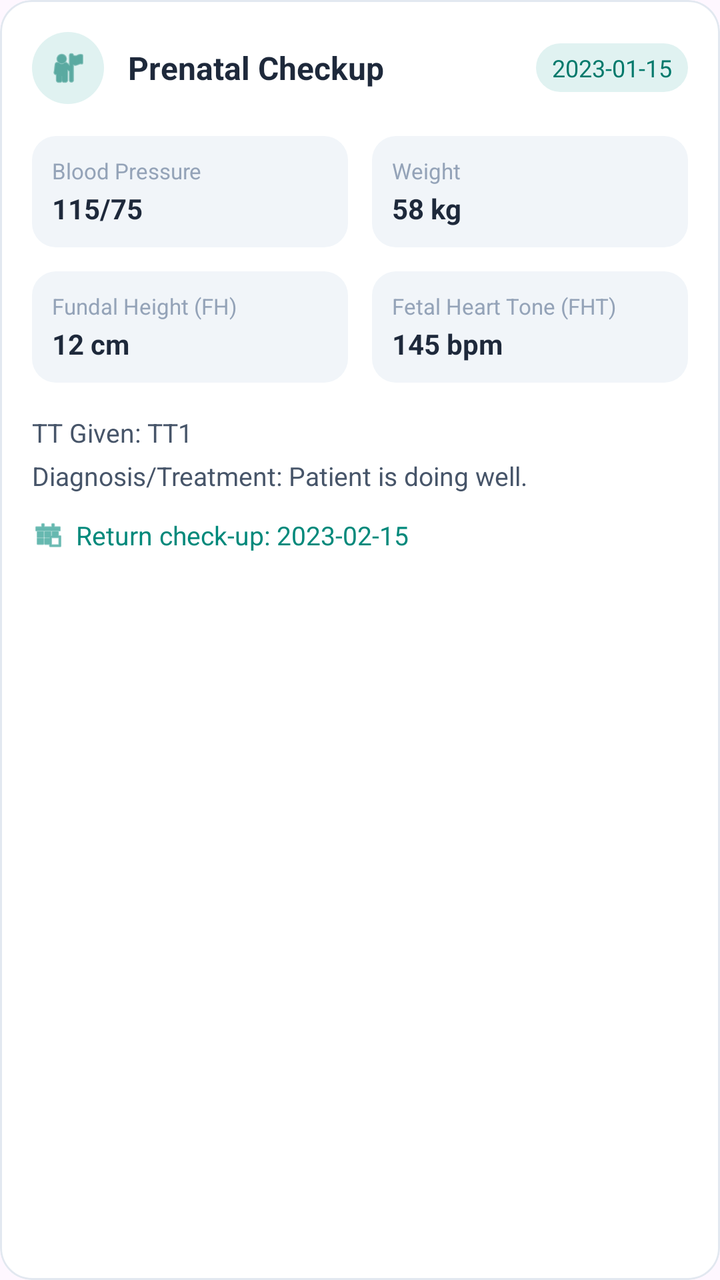
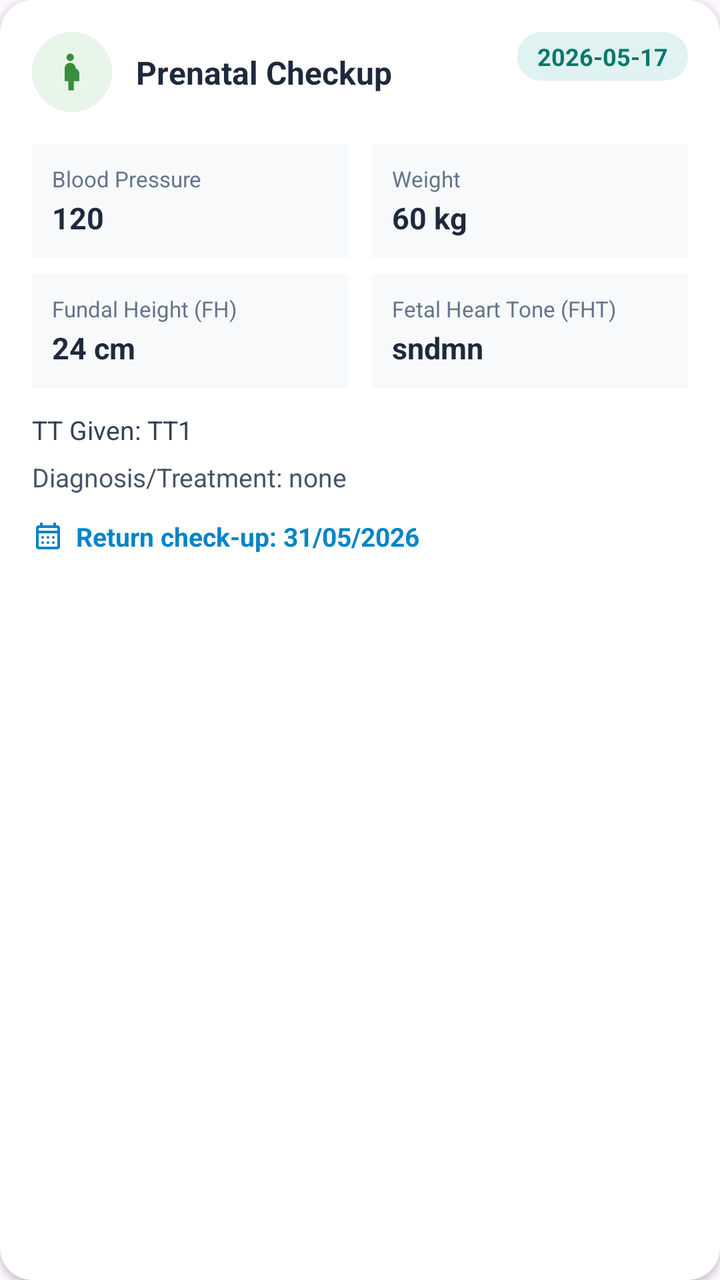

The first picture is an Android layout as it rendered before a commit; the second is the same layout after the commit. The layout source and the unified diff follow.
<!-- AndroidManifest.xml: application theme Theme.Mobicare -->
<!-- res/layout/item_prenatal_record.xml -->
<?xml version="1.0" encoding="utf-8"?>
<com.google.android.material.card.MaterialCardView xmlns:android="http://schemas.android.com/apk/res/android"
    xmlns:app="http://schemas.android.com/apk/res-auto"
    android:layout_width="match_parent"
    android:layout_height="wrap_content"
    android:layout_marginBottom="16dp"
    app:cardBackgroundColor="@android:color/white"
    app:cardCornerRadius="16dp"
    app:cardElevation="0dp"
    app:strokeColor="#E2E8F0"
    app:strokeWidth="1dp">

    <LinearLayout
        android:layout_width="match_parent"
        android:layout_height="wrap_content"
        android:orientation="vertical"
        android:padding="16dp">

        <LinearLayout
            android:layout_width="match_parent"
            android:layout_height="wrap_content"
            android:gravity="center_vertical"
            android:orientation="horizontal">

            <ImageView
                android:layout_width="36dp"
                android:layout_height="36dp"
                android:background="@drawable/circle_white"
                android:backgroundTint="#E0F2F1"
                android:padding="8dp"
                android:src="@android:drawable/ic_menu_myplaces"
                app:tint="#00796B" />

            <TextView
                android:layout_width="0dp"
                android:layout_height="wrap_content"
                android:layout_marginStart="12dp"
                android:layout_weight="1"
                android:text="Prenatal Checkup"
                android:textColor="#1E293B"
                android:textSize="16sp"
                android:textStyle="bold" />

            <TextView
                android:id="@+id/tvPreDate"
                android:layout_width="wrap_content"
                android:layout_height="wrap_content"
                android:background="@drawable/badge_green_light"
                android:backgroundTint="#E0F2F1"
                android:paddingHorizontal="8dp"
                android:paddingVertical="4dp"
                android:text="2023-01-15"
                android:textColor="#00796B"
                android:textSize="12sp" />
        </LinearLayout>

        <LinearLayout
            android:layout_width="match_parent"
            android:layout_height="wrap_content"
            android:layout_marginTop="16dp"
            android:orientation="horizontal">
            <LinearLayout android:layout_width="0dp" android:layout_height="wrap_content" android:layout_marginEnd="6dp" android:layout_weight="1" android:background="@drawable/bg_stat_box" android:orientation="vertical" android:padding="10dp">
                <TextView android:layout_width="wrap_content" android:layout_height="wrap_content" android:text="Blood Pressure" android:textColor="#94A3B8" android:textSize="11sp" />
                <TextView android:id="@+id/tvPreBP" android:layout_width="wrap_content" android:layout_height="wrap_content" android:layout_marginTop="2dp" android:text="115/75" android:textColor="#1E293B" android:textSize="14sp" android:textStyle="bold" />
            </LinearLayout>
            <LinearLayout android:layout_width="0dp" android:layout_height="wrap_content" android:layout_marginStart="6dp" android:layout_weight="1" android:background="@drawable/bg_stat_box" android:orientation="vertical" android:padding="10dp">
                <TextView android:layout_width="wrap_content" android:layout_height="wrap_content" android:text="Weight" android:textColor="#94A3B8" android:textSize="11sp" />
                <TextView android:id="@+id/tvPreWeight" android:layout_width="wrap_content" android:layout_height="wrap_content" android:layout_marginTop="2dp" android:text="58 kg" android:textColor="#1E293B" android:textSize="14sp" android:textStyle="bold" />
            </LinearLayout>
        </LinearLayout>

        <LinearLayout
            android:layout_width="match_parent"
            android:layout_height="wrap_content"
            android:layout_marginTop="12dp"
            android:orientation="horizontal">
            <LinearLayout android:layout_width="0dp" android:layout_height="wrap_content" android:layout_marginEnd="6dp" android:layout_weight="1" android:background="@drawable/bg_stat_box" android:orientation="vertical" android:padding="10dp">
                <TextView android:layout_width="wrap_content" android:layout_height="wrap_content" android:text="Fundal Height (FH)" android:textColor="#94A3B8" android:textSize="11sp" />
                <TextView android:id="@+id/tvPreFH" android:layout_width="wrap_content" android:layout_height="wrap_content" android:layout_marginTop="2dp" android:text="12 cm" android:textColor="#1E293B" android:textSize="14sp" android:textStyle="bold" />
            </LinearLayout>
            <LinearLayout android:layout_width="0dp" android:layout_height="wrap_content" android:layout_marginStart="6dp" android:layout_weight="1" android:background="@drawable/bg_stat_box" android:orientation="vertical" android:padding="10dp">
                <TextView android:layout_width="wrap_content" android:layout_height="wrap_content" android:text="Fetal Heart Tone (FHT)" android:textColor="#94A3B8" android:textSize="11sp" />
                <TextView android:id="@+id/tvPreFHT" android:layout_width="wrap_content" android:layout_height="wrap_content" android:layout_marginTop="2dp" android:text="145 bpm" android:textColor="#1E293B" android:textSize="14sp" android:textStyle="bold" />
            </LinearLayout>
        </LinearLayout>

        <TextView android:id="@+id/tvPreTT" android:layout_width="wrap_content" android:layout_height="wrap_content" android:layout_marginTop="16dp" android:text="TT Given: TT1" android:textColor="#475569" android:textSize="13sp" />
        <TextView android:id="@+id/tvPreDiagnosis" android:layout_width="match_parent" android:layout_height="wrap_content" android:layout_marginTop="4dp" android:text="Diagnosis/Treatment: Patient is doing well." android:textColor="#475569" android:textSize="13sp" />

        <LinearLayout
            android:layout_width="match_parent"
            android:layout_height="wrap_content"
            android:layout_marginTop="12dp"
            android:gravity="center_vertical"
            android:orientation="horizontal">
            <ImageView android:layout_width="16dp" android:layout_height="16dp" android:src="@android:drawable/ic_menu_today" app:tint="#00897B" />
            <TextView android:id="@+id/tvPreReturn" android:layout_width="wrap_content" android:layout_height="wrap_content" android:layout_marginStart="6dp" android:text="Return check-up: 2023-02-15" android:textColor="#00897B" android:textSize="13sp" />
        </LinearLayout>
    </LinearLayout>
</com.google.android.material.card.MaterialCardView>
<!-- resources referenced by this layout -->
<resources>
  <!-- drawable badge_green_light (drawable) -->
  <?xml version="1.0" encoding="utf-8"?>
  <shape xmlns:android="http://schemas.android.com/apk/res/android">
      <solid android:color="#E8F5E9" />
      <corners android:radius="16dp" />
  </shape>
  <!-- drawable bg_stat_box (drawable) -->
  <?xml version="1.0" encoding="utf-8"?>
  <shape xmlns:android="http://schemas.android.com/apk/res/android"
      android:shape="rectangle">
  
      <solid android:color="#F1F5F9" />
  
      <corners android:radius="12dp" />
  
  </shape>
  <!-- drawable circle_white (drawable) -->
  <?xml version="1.0" encoding="utf-8"?>
  <shape xmlns:android="http://schemas.android.com/apk/res/android"
      android:shape="oval">
      <solid android:color="@color/pure_white" />
  </shape>
  <style name="Theme.Mobicare" parent="Base.Theme.Mobicare" />
  <color name="pure_white">#FFFFFF</color>
  <style name="Base.Theme.Mobicare" parent="Theme.Material3.DayNight.NoActionBar">
          <item name="android:fontFamily">sans-serif</item>
          <item name="fontFamily">sans-serif</item>
          <item name="colorPrimary">@color/healing_green</item>
          <item name="colorOnPrimary">@color/pure_white</item>
          <item name="colorPrimaryContainer">@color/healing_green</item>
          <item name="colorOnPrimaryContainer">@color/pure_white</item>
          <item name="android:statusBarColor">#155A91</item>
      </style>
  <color name="healing_green">#388E3C</color>
</resources>

<!-- the commit's change to res/layout/item_prenatal_record.xml (unified diff, before → after) -->
@@ -6,95 +6,173 @@
     android:layout_marginBottom="16dp"
     app:cardBackgroundColor="@android:color/white"
     app:cardCornerRadius="16dp"
-    app:cardElevation="0dp"
-    app:strokeColor="#E2E8F0"
-    app:strokeWidth="1dp">
+    app:cardElevation="2dp"
+    app:strokeWidth="0dp">
 
-    <LinearLayout
+    <androidx.constraintlayout.widget.ConstraintLayout
         android:layout_width="match_parent"
         android:layout_height="wrap_content"
-        android:orientation="vertical"
         android:padding="16dp">
 
-        <LinearLayout
-            android:layout_width="match_parent"
+        <View
+            android:id="@+id/iconBg"
+            android:layout_width="40dp"
+            android:layout_height="40dp"
+            android:background="@drawable/circle_green"
+            android:backgroundTint="#E8F5E9"
+            app:layout_constraintStart_toStartOf="parent"
+            app:layout_constraintTop_toTopOf="parent" />
+
+        <ImageView
+            android:layout_width="22dp"
+            android:layout_height="22dp"
+            android:src="@drawable/ic_pren"
+            app:layout_constraintBottom_toBottomOf="@id/iconBg"
+            app:layout_constraintEnd_toEndOf="@id/iconBg"
+            app:layout_constraintStart_toStartOf="@id/iconBg"
+            app:layout_constraintTop_toTopOf="@id/iconBg"
+            app:tint="#388E3C" />
+
+        <TextView
+            android:id="@+id/lblCheckupTitle"
+            android:layout_width="wrap_content"
             android:layout_height="wrap_content"
-            android:gravity="center_vertical"
-            android:orientation="horizontal">
+            android:layout_marginStart="12dp"
+            android:text="Prenatal Checkup"
+            android:textColor="#1E293B"
+            android:textSize="16sp"
+            android:textStyle="bold"
+            app:layout_constraintBottom_toBottomOf="@id/iconBg"
+            app:layout_constraintStart_toEndOf="@id/iconBg"
+            app:layout_constraintTop_toTopOf="@id/iconBg" />
 
-            <ImageView
-                android:layout_width="36dp"
-                android:layout_height="36dp"
-                android:background="@drawable/circle_white"
-                android:backgroundTint="#E0F2F1"
-                android:padding="8dp"
-                android:src="@android:drawable/ic_menu_myplaces"
-                app:tint="#00796B" />
-
-            <TextView
-                android:layout_width="0dp"
-                android:layout_height="wrap_content"
-                android:layout_marginStart="12dp"
-                android:layout_weight="1"
-                android:text="Prenatal Checkup"
-                android:textColor="#1E293B"
-                android:textSize="16sp"
-                android:textStyle="bold" />
-
-            <TextView
-                android:id="@+id/tvPreDate"
-                android:layout_width="wrap_content"
-                android:layout_height="wrap_content"
-                android:background="@drawable/badge_green_light"
-                android:backgroundTint="#E0F2F1"
-                android:paddingHorizontal="8dp"
-                android:paddingVertical="4dp"
-                android:text="2023-01-15"
-                android:textColor="#00796B"
-                android:textSize="12sp" />
-        </LinearLayout>
+        <TextView
+            android:id="@+id/tvPrenatalDate"
+            android:layout_width="wrap_content"
+            android:layout_height="wrap_content"
+            android:background="@drawable/bg_stat_box"
+            android:backgroundTint="#E0F2F1"
+            android:paddingHorizontal="10dp"
+            android:paddingVertical="4dp"
+            android:text="2026-05-17"
+            android:textColor="#00796B"
+            android:textSize="12sp"
+            android:textStyle="bold"
+            app:layout_constraintEnd_toEndOf="parent"
+            app:layout_constraintTop_toTopOf="parent" />
 
         <LinearLayout
+            android:id="@+id/row1Vitals"
             android:layout_width="match_parent"
             android:layout_height="wrap_content"
             android:layout_marginTop="16dp"
-            android:orientation="horizontal">
-            <LinearLayout android:layout_width="0dp" android:layout_height="wrap_content" android:layout_marginEnd="6dp" android:layout_weight="1" android:background="@drawable/bg_stat_box" android:orientation="vertical" android:padding="10dp">
-                <TextView android:layout_width="wrap_content" android:layout_height="wrap_content" android:text="Blood Pressure" android:textColor="#94A3B8" android:textSize="11sp" />
-                <TextView android:id="@+id/tvPreBP" android:layout_width="wrap_content" android:layout_height="wrap_content" android:layout_marginTop="2dp" android:text="115/75" android:textColor="#1E293B" android:textSize="14sp" android:textStyle="bold" />
+            android:orientation="horizontal"
+            app:layout_constraintTop_toBottomOf="@id/iconBg">
+
+            <LinearLayout
+                android:layout_width="0dp"
+                android:layout_height="wrap_content"
+                android:layout_weight="1"
+                android:layout_marginEnd="6dp"
+                android:background="#F8F9FA"
+                android:orientation="vertical"
+                android:padding="10dp">
+                <TextView android:layout_width="wrap_content" android:layout_height="wrap_content" android:text="Blood Pressure" android:textColor="#64748B" android:textSize="11sp"/>
+                <TextView android:id="@+id/tvBloodPressure" android:layout_width="wrap_content" android:layout_height="wrap_content" android:text="120" android:textColor="#1E293B" android:textSize="15sp" android:textStyle="bold" android:layout_marginTop="2dp"/>
             </LinearLayout>
-            <LinearLayout android:layout_width="0dp" android:layout_height="wrap_content" android:layout_marginStart="6dp" android:layout_weight="1" android:background="@drawable/bg_stat_box" android:orientation="vertical" android:padding="10dp">
-                <TextView android:layout_width="wrap_content" android:layout_height="wrap_content" android:text="Weight" android:textColor="#94A3B8" android:textSize="11sp" />
-                <TextView android:id="@+id/tvPreWeight" android:layout_width="wrap_content" android:layout_height="wrap_content" android:layout_marginTop="2dp" android:text="58 kg" android:textColor="#1E293B" android:textSize="14sp" android:textStyle="bold" />
+
+            <LinearLayout
+                android:layout_width="0dp"
+                android:layout_height="wrap_content"
+                android:layout_weight="1"
+                android:layout_marginStart="6dp"
+                android:background="#F8F9FA"
+                android:orientation="vertical"
+                android:padding="10dp">
+                <TextView android:layout_width="wrap_content" android:layout_height="wrap_content" android:text="Weight" android:textColor="#64748B" android:textSize="11sp"/>
+                <TextView android:id="@+id/tvWeight" android:layout_width="wrap_content" android:layout_height="wrap_content" android:text="60 kg" android:textColor="#1E293B" android:textSize="15sp" android:textStyle="bold" android:layout_marginTop="2dp"/>
             </LinearLayout>
         </LinearLayout>
 
         <LinearLayout
+            android:id="@+id/row2Vitals"
             android:layout_width="match_parent"
             android:layout_height="wrap_content"
-            android:layout_marginTop="12dp"
-            android:orientation="horizontal">
-            <LinearLayout android:layout_width="0dp" android:layout_height="wrap_content" android:layout_marginEnd="6dp" android:layout_weight="1" android:background="@drawable/bg_stat_box" android:orientation="vertical" android:padding="10dp">
-                <TextView android:layout_width="wrap_content" android:layout_height="wrap_content" android:text="Fundal Height (FH)" android:textColor="#94A3B8" android:textSize="11sp" />
-                <TextView android:id="@+id/tvPreFH" android:layout_width="wrap_content" android:layout_height="wrap_content" android:layout_marginTop="2dp" android:text="12 cm" android:textColor="#1E293B" android:textSize="14sp" android:textStyle="bold" />
+            android:layout_marginTop="8dp"
+            android:orientation="horizontal"
+            app:layout_constraintTop_toBottomOf="@id/row1Vitals">
+
+            <LinearLayout
+                android:layout_width="0dp"
+                android:layout_height="wrap_content"
+                android:layout_weight="1"
+                android:layout_marginEnd="6dp"
+                android:background="#F8F9FA"
+                android:orientation="vertical"
+                android:padding="10dp">
+                <TextView android:layout_width="wrap_content" android:layout_height="wrap_content" android:text="Fundal Height (FH)" android:textColor="#64748B" android:textSize="11sp"/>
+                <TextView android:id="@+id/tvFundalHeight" android:layout_width="wrap_content" android:layout_height="wrap_content" android:text="24 cm" android:textColor="#1E293B" android:textSize="15sp" android:textStyle="bold" android:layout_marginTop="2dp"/>
             </LinearLayout>
-            <LinearLayout android:layout_width="0dp" android:layout_height="wrap_content" android:layout_marginStart="6dp" android:layout_weight="1" android:background="@drawable/bg_stat_box" android:orientation="vertical" android:padding="10dp">
-                <TextView android:layout_width="wrap_content" android:layout_height="wrap_content" android:text="Fetal Heart Tone (FHT)" android:textColor="#94A3B8" android:textSize="11sp" />
-                <TextView android:id="@+id/tvPreFHT" android:layout_width="wrap_content" android:layout_height="wrap_content" android:layout_marginTop="2dp" android:text="145 bpm" android:textColor="#1E293B" android:textSize="14sp" android:textStyle="bold" />
+
+            <LinearLayout
+                android:layout_width="0dp"
+                android:layout_height="wrap_content"
+                android:layout_weight="1"
+                android:layout_marginStart="6dp"
+                android:background="#F8F9FA"
+                android:orientation="vertical"
+                android:padding="10dp">
+                <TextView android:layout_width="wrap_content" android:layout_height="wrap_content" android:text="Fetal Heart Tone (FHT)" android:textColor="#64748B" android:textSize="11sp"/>
+                <TextView android:id="@+id/tvFetalHeartTone" android:layout_width="wrap_content" android:layout_height="wrap_content" android:text="sndmn" android:textColor="#1E293B" android:textSize="15sp" android:textStyle="bold" android:layout_marginTop="2dp"/>
             </LinearLayout>
         </LinearLayout>
 
-        <TextView android:id="@+id/tvPreTT" android:layout_width="wrap_content" android:layout_height="wrap_content" android:layout_marginTop="16dp" android:text="TT Given: TT1" android:textColor="#475569" android:textSize="13sp" />
-        <TextView android:id="@+id/tvPreDiagnosis" android:layout_width="match_parent" android:layout_height="wrap_content" android:layout_marginTop="4dp" android:text="Diagnosis/Treatment: Patient is doing well." android:textColor="#475569" android:textSize="13sp" />
+        <TextView
+            android:id="@+id/tvTetanusToxoid"
+            android:layout_width="wrap_content"
+            android:layout_height="wrap_content"
+            android:layout_marginTop="12dp"
+            android:text="TT Given: TT1"
+            android:textColor="#334155"
+            android:textSize="13sp"
+            app:layout_constraintStart_toStartOf="parent"
+            app:layout_constraintTop_toBottomOf="@id/row2Vitals" />
+
+        <TextView
+            android:id="@+id/tvDiagnosisTreatment"
+            android:layout_width="match_parent"
+            android:layout_height="wrap_content"
+            android:layout_marginTop="6dp"
+            android:text="Diagnosis/Treatment: none"
+            android:textColor="#475569"
+            android:textSize="13sp"
+            app:layout_constraintTop_toBottomOf="@id/tvTetanusToxoid" />
 
         <LinearLayout
-            android:layout_width="match_parent"
+            android:layout_width="wrap_content"
             android:layout_height="wrap_content"
             android:layout_marginTop="12dp"
             android:gravity="center_vertical"
-            android:orientation="horizontal">
-            <ImageView android:layout_width="16dp" android:layout_height="16dp" android:src="@android:drawable/ic_menu_today" app:tint="#00897B" />
-            <TextView android:id="@+id/tvPreReturn" android:layout_width="wrap_content" android:layout_height="wrap_content" android:layout_marginStart="6dp" android:text="Return check-up: 2023-02-15" android:textColor="#00897B" android:textSize="13sp" />
+            android:orientation="horizontal"
+            app:layout_constraintStart_toStartOf="parent"
+            app:layout_constraintTop_toBottomOf="@id/tvDiagnosisTreatment">
+
+            <ImageView
+                android:layout_width="16dp"
+                android:layout_height="16dp"
+                android:src="@drawable/ic_calendar"
+                app:tint="#0284C7" />
+
+            <TextView
+                android:id="@+id/tvReturnCheckup"
+                android:layout_width="wrap_content"
+                android:layout_height="wrap_content"
+                android:layout_marginStart="6dp"
+                android:text="Return check-up: 31/05/2026"
+                android:textColor="#0284C7"
+                android:textSize="13sp"
+                android:textStyle="bold" />
         </LinearLayout>
-    </LinearLayout>
+
+    </androidx.constraintlayout.widget.ConstraintLayout>
 </com.google.android.material.card.MaterialCardView>
<!-- resource entries referenced after the edit -->
@@ -1,11 +1,5 @@
 <!-- resources referenced by this layout -->
 <resources>
-  <!-- drawable badge_green_light (drawable) -->
-  <?xml version="1.0" encoding="utf-8"?>
-  <shape xmlns:android="http://schemas.android.com/apk/res/android">
-      <solid android:color="#E8F5E9" />
-      <corners android:radius="16dp" />
-  </shape>
   <!-- drawable bg_stat_box (drawable) -->
   <?xml version="1.0" encoding="utf-8"?>
   <shape xmlns:android="http://schemas.android.com/apk/res/android"
@@ -16,12 +10,26 @@
       <corners android:radius="12dp" />
   
   </shape>
-  <!-- drawable circle_white (drawable) -->
+  <!-- drawable circle_green (drawable) -->
   <?xml version="1.0" encoding="utf-8"?>
   <shape xmlns:android="http://schemas.android.com/apk/res/android"
       android:shape="oval">
-      <solid android:color="@color/pure_white" />
+  
+      <solid android:color="#388E3C" />
+  
   </shape>
+  <!-- drawable ic_calendar (drawable) -->
+  <vector xmlns:android="http://schemas.android.com/apk/res/android" android:height="24dp" android:tint="#000000" android:viewportHeight="960" android:viewportWidth="960" android:width="24dp">
+        
+      <path android:fillColor="@android:color/white" android:pathData="M200,880Q167,880 143.5,856.5Q120,833 120,800L120,240Q120,207 143.5,183.5Q167,160 200,160L240,160L240,80L320,80L320,160L640,160L640,80L720,80L720,160L760,160Q793,160 816.5,183.5Q840,207 840,240L840,800Q840,833 816.5,856.5Q793,880 760,880L200,880ZM200,800L760,800Q760,800 760,800Q760,800 760,800L760,400L200,400L200,800Q200,800 200,800Q200,800 200,800ZM200,320L760,320L760,240Q760,240 760,240Q760,240 760,240L200,240Q200,240 200,240Q200,240 200,240L200,320ZM200,320L200,240Q200,240 200,240Q200,240 200,240L200,240Q200,240 200,240Q200,240 200,240L200,320ZM480,560Q463,560 451.5,548.5Q440,537 440,520Q440,503 451.5,491.5Q463,480 480,480Q497,480 508.5,491.5Q520,503 520,520Q520,537 508.5,548.5Q497,560 480,560ZM291.5,548.5Q280,537 280,520Q280,503 291.5,491.5Q303,480 320,480Q337,480 348.5,491.5Q360,503 360,520Q360,537 348.5,548.5Q337,560 320,560Q303,560 291.5,548.5ZM640,560Q623,560 611.5,548.5Q600,537 600,520Q600,503 611.5,491.5Q623,480 640,480Q657,480 668.5,491.5Q680,503 680,520Q680,537 668.5,548.5Q657,560 640,560ZM480,720Q463,720 451.5,708.5Q440,697 440,680Q440,663 451.5,651.5Q463,640 480,640Q497,640 508.5,651.5Q520,663 520,680Q520,697 508.5,708.5Q497,720 480,720ZM291.5,708.5Q280,697 280,680Q280,663 291.5,651.5Q303,640 320,640Q337,640 348.5,651.5Q360,663 360,680Q360,697 348.5,708.5Q337,720 320,720Q303,720 291.5,708.5ZM640,720Q623,720 611.5,708.5Q600,697 600,680Q600,663 611.5,651.5Q623,640 640,640Q657,640 668.5,651.5Q680,663 680,680Q680,697 668.5,708.5Q657,720 640,720Z"/>
+      
+  </vector>
+  <!-- drawable ic_pren (drawable) -->
+  <vector xmlns:android="http://schemas.android.com/apk/res/android" android:height="24dp" android:tint="#000000" android:viewportHeight="24" android:viewportWidth="24" android:width="24dp">
+        
+      <path android:fillColor="@android:color/white" android:pathData="M9,4c0,-1.11 0.89,-2 2,-2s2,0.89 2,2s-0.89,2 -2,2S9,5.11 9,4zM16,13c-0.01,-1.34 -0.83,-2.51 -2,-3c0,-1.66 -1.34,-3 -3,-3s-3,1.34 -3,3v7h2v5h3v-5h3V13z"/>
+      
+  </vector>
   <style name="Theme.Mobicare" parent="Base.Theme.Mobicare" />
   <color name="pure_white">#FFFFFF</color>
   <style name="Base.Theme.Mobicare" parent="Theme.Material3.DayNight.NoActionBar">
